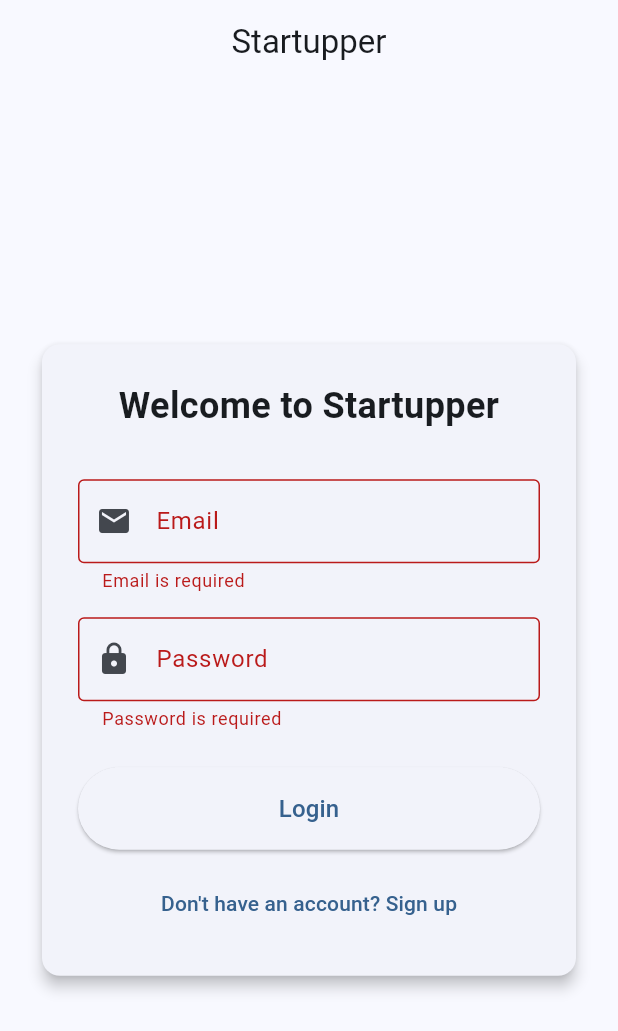
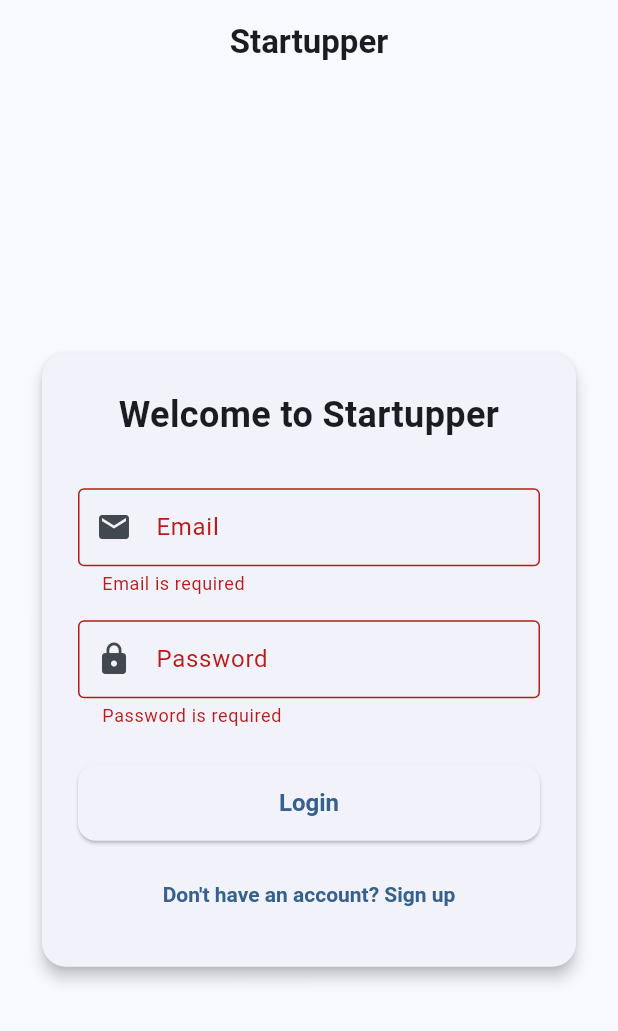
Before and after one commit to plasmidnetwork/startupper, a Flutter app: the screen it shows after launch, after a tap on "Login", on a phone screen of 412 x 824 dp. Shown: the top 1031 px of the screen. Run offline on Flutter 3.47's test engine with Material 3 defaults, Android fonts, the phone set to English and light mode, and no system bars; our stand-ins replace image_picker, supabase_flutter; accounts and stored records are empty.

```diff
--- /dev/null
+++ b/devtools_options.yaml
@@ -0,0 +1,3 @@
+description: This file stores settings for Dart & Flutter DevTools.
+documentation: https://docs.flutter.dev/tools/devtools/extensions#configure-extension-enablement-states
+extensions:
--- a/lib/app_config.dart
+++ b/lib/app_config.dart
@@ -2,3 +2,7 @@
 // Use: flutter run --dart-define=BYPASS_VALIDATION=true
 const bool kBypassValidation =
     bool.fromEnvironment('BYPASS_VALIDATION', defaultValue: false);
+
+// Supabase config (passed via dart-define for safety)
+const String kSupabaseUrl = String.fromEnvironment('SUPABASE_URL');
+const String kSupabaseAnonKey = String.fromEnvironment('SUPABASE_ANON_KEY');
--- a/lib/auth/auth_screen.dart
+++ b/lib/auth/auth_screen.dart
@@ -1,4 +1,5 @@
 import 'package:flutter/material.dart';
+import 'package:supabase_flutter/supabase_flutter.dart';
 import '../app_config.dart';
 
 // Auth/login screen with validation and bypass flag support.
@@ -13,6 +14,7 @@ class _AuthScreenState extends State<AuthScreen> {
   final _formKey = GlobalKey<FormState>();
   final _emailController = TextEditingController();
   final _passwordController = TextEditingController();
+  bool _loading = false;
 
   @override
   void dispose() {
@@ -21,15 +23,67 @@ class _AuthScreenState extends State<AuthScreen> {
     super.dispose();
   }
 
-  void _handleLogin() {
-    if (kBypassValidation || (_formKey.currentState?.validate() ?? false)) {
+  void _showError(String message) {
+    ScaffoldMessenger.of(context).showSnackBar(
+      SnackBar(content: Text(message)),
+    );
+  }
+
+  Future<void> _handleLogin() async {
+    if (!(kBypassValidation || (_formKey.currentState?.validate() ?? false))) {
+      return;
+    }
+    if (kBypassValidation) {
       Navigator.pushReplacementNamed(context, '/onboarding/reason');
+      return;
+    }
+    setState(() => _loading = true);
+    try {
+      final email = _emailController.text.trim();
+      final password = _passwordController.text;
+      final res = await Supabase.instance.client.auth
+          .signInWithPassword(email: email, password: password);
+      if (!mounted) return;
+      if (res.session != null) {
+        Navigator.pushReplacementNamed(context, '/onboarding/reason');
+      } else {
+        _showError('Login failed. Check your credentials.');
+      }
+    } on AuthException catch (e) {
+      _showError(e.message);
+    } catch (e) {
+      _showError('Unexpected error. Please try again.');
+    } finally {
+      if (mounted) setState(() => _loading = false);
     }
   }
 
-  void _handleSignup() {
-    if (kBypassValidation || (_formKey.currentState?.validate() ?? false)) {
+  Future<void> _handleSignup() async {
+    if (!(kBypassValidation || (_formKey.currentState?.validate() ?? false))) {
+      return;
+    }
+    if (kBypassValidation) {
       Navigator.pushReplacementNamed(context, '/onboarding/reason');
+      return;
+    }
+    setState(() => _loading = true);
+    try {
+      final email = _emailController.text.trim();
+      final password = _passwordController.text;
+      final res = await Supabase.instance.client.auth
+          .signUp(email: email, password: password);
+      if (!mounted) return;
+      if (res.session != null) {
+        Navigator.pushReplacementNamed(context, '/onboarding/reason');
+      } else {
+        _showError('Signup succeeded. Please verify your email to continue.');
+      }
+    } on AuthException catch (e) {
+      _showError(e.message);
+    } catch (e) {
+      _showError('Unexpected error. Please try again.');
+    } finally {
+      if (mounted) setState(() => _loading = false);
     }
   }
 
@@ -104,18 +158,24 @@ class _AuthScreenState extends State<AuthScreen> {
                     ),
                     const SizedBox(height: 24),
                     ElevatedButton(
-                      onPressed: _handleLogin,
+                      onPressed: _loading ? null : _handleLogin,
                       style: ElevatedButton.styleFrom(
                         padding: const EdgeInsets.symmetric(vertical: 16),
                       ),
-                      child: const Text(
-                        'Login',
-                        style: TextStyle(fontSize: 16),
-                      ),
+                      child: _loading
+                          ? const SizedBox(
+                              height: 20,
+                              width: 20,
+                              child: CircularProgressIndicator(strokeWidth: 2),
+                            )
+                          : const Text(
+                              'Login',
+                              style: TextStyle(fontSize: 16),
+                            ),
                     ),
                     const SizedBox(height: 12),
                     TextButton(
-                      onPressed: _handleSignup,
+                      onPressed: _loading ? null : _handleSignup,
                       child: const Text('Don\'t have an account? Sign up'),
                     ),
                   ],
--- a/lib/main.dart
+++ b/lib/main.dart
@@ -1,4 +1,6 @@
 import 'package:flutter/material.dart';
+import 'package:supabase_flutter/supabase_flutter.dart';
+import 'app_config.dart';
 import 'auth/auth_screen.dart';
 import 'feed/feed_screen.dart';
 import 'onboarding/common_onboarding_screen.dart';
@@ -6,8 +8,14 @@ import 'onboarding/end_user_onboarding_screen.dart';
 import 'onboarding/founder_onboarding_screen.dart';
 import 'onboarding/investor_onboarding_screen.dart';
 import 'onboarding/reason_screen.dart';
+import 'theme/app_theme.dart';
 
-void main() {
+Future<void> main() async {
+  WidgetsFlutterBinding.ensureInitialized();
+  await Supabase.initialize(
+    url: kSupabaseUrl,
+    anonKey: kSupabaseAnonKey,
+  );
   runApp(const StartupperApp());
 }
 
@@ -16,13 +24,13 @@ class StartupperApp extends StatelessWidget {
 
   @override
   Widget build(BuildContext context) {
+    final initialRoute = Supabase.instance.client.auth.currentSession != null
+        ? '/feed'
+        : '/auth';
     return MaterialApp(
       title: 'Startupper',
-      theme: ThemeData(
-        useMaterial3: true,
-        colorScheme: ColorScheme.fromSeed(seedColor: Colors.blue),
-      ),
-      initialRoute: '/auth',
+      theme: AppTheme.light(),
+      initialRoute: initialRoute,
       routes: {
         '/auth': (context) => const AuthScreen(),
         '/onboarding/reason': (context) => const ReasonScreen(),
--- /dev/null
+++ b/lib/theme/app_theme.dart
@@ -0,0 +1,51 @@
+import 'package:flutter/material.dart';
+
+class AppTheme {
+  static ThemeData light() {
+    final base = ThemeData(
+      useMaterial3: true,
+      colorScheme: ColorScheme.fromSeed(seedColor: Colors.blue),
+    );
+
+    return base.copyWith(
+      scaffoldBackgroundColor: base.colorScheme.surface,
+      inputDecorationTheme: const InputDecorationTheme(
+        border: OutlineInputBorder(),
+        contentPadding: EdgeInsets.symmetric(horizontal: 12, vertical: 14),
+      ),
+      elevatedButtonTheme: ElevatedButtonThemeData(
+        style: ElevatedButton.styleFrom(
+          padding: const EdgeInsets.symmetric(vertical: 14),
+          shape: RoundedRectangleBorder(borderRadius: BorderRadius.circular(12)),
+          textStyle: const TextStyle(fontWeight: FontWeight.w600),
+        ),
+      ),
+      outlinedButtonTheme: OutlinedButtonThemeData(
+        style: OutlinedButton.styleFrom(
+          padding: const EdgeInsets.symmetric(vertical: 14),
+          shape: RoundedRectangleBorder(borderRadius: BorderRadius.circular(12)),
+          textStyle: const TextStyle(fontWeight: FontWeight.w600),
+        ),
+      ),
+      textButtonTheme: TextButtonThemeData(
+        style: TextButton.styleFrom(
+          foregroundColor: base.colorScheme.primary,
+          textStyle: const TextStyle(fontWeight: FontWeight.w600),
+        ),
+      ),
+      chipTheme: base.chipTheme.copyWith(
+        shape: RoundedRectangleBorder(borderRadius: BorderRadius.circular(12)),
+        labelStyle: base.textTheme.bodyMedium,
+      ),
+      cardTheme: base.cardTheme.copyWith(
+        shape: RoundedRectangleBorder(borderRadius: BorderRadius.circular(16)),
+        elevation: 2,
+      ),
+      textTheme: base.textTheme.copyWith(
+        titleLarge: base.textTheme.titleLarge?.copyWith(fontWeight: FontWeight.w700),
+        titleMedium: base.textTheme.titleMedium?.copyWith(fontWeight: FontWeight.w700),
+        labelLarge: base.textTheme.labelLarge?.copyWith(fontWeight: FontWeight.w700),
+      ),
+    );
+  }
+}
--- /dev/null
+++ b/lib/theme/spacing.dart
@@ -0,0 +1,6 @@
+// Shared spacing tokens for consistent layout.
+const double gapXS = 8.0;
+const double gapSM = 12.0;
+const double gapMD = 16.0;
+const double gapLG = 24.0;
+const double gapXL = 32.0;
--- a/pubspec.yaml
+++ b/pubspec.yaml
@@ -19,6 +19,7 @@ dependencies:
 
   # Image picker for profile pictures
   image_picker: ^1.0.4
+  supabase_flutter: ^2.5.5
 
 # Development dependencies are only used during development
 dev_dependencies:
```
Also changed, not shown: lib/feed/feed_screen.dart (+70 -13 lines), lib/onboarding/common_onboarding_screen.dart (+8 -7 lines), lib/onboarding/end_user_onboarding_screen.dart (+8 -7 lines), lib/onboarding/founder_onboarding_screen.dart (+9 -8 lines), lib/onboarding/investor_onboarding_screen.dart (+7 -6 lines), lib/onboarding/reason_screen.dart (+7 -6 lines), pubspec.lock, 5 other files.
